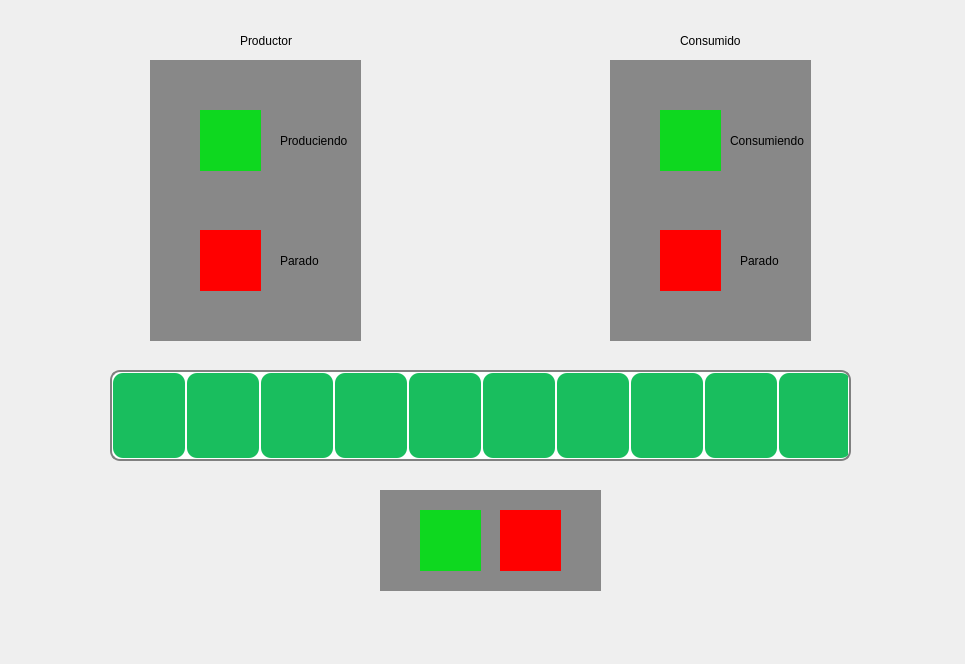
Above: mainWindow.ui from Dario19999/Producer-Consumer before the change. Below: the same form after it.
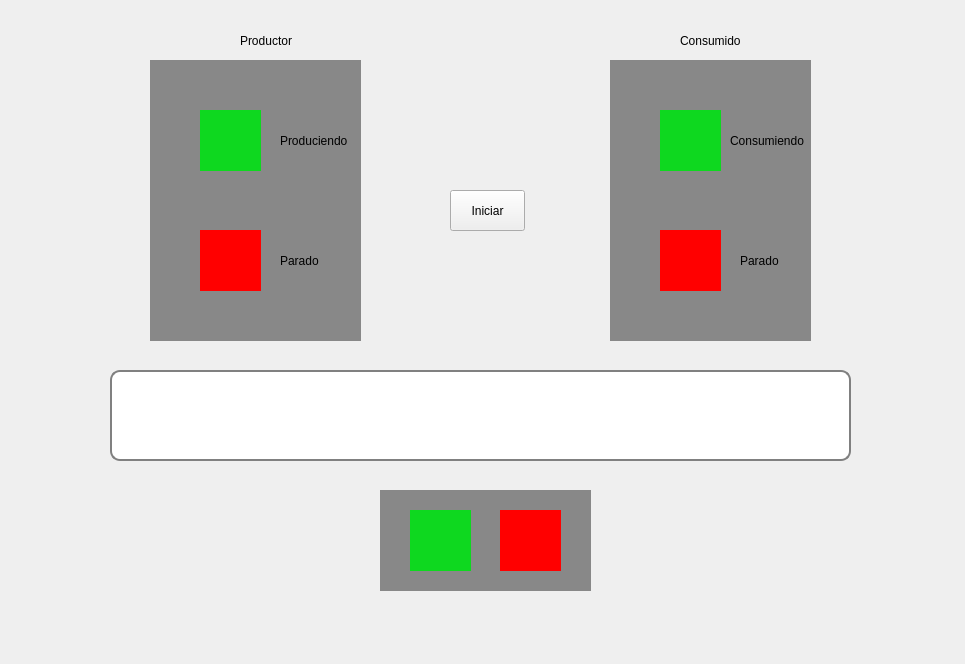
That is the form after the change.

Commit message: producer-consumer works only semaphore UI left

Patch:
```diff
--- a/mainWindow.ui
+++ b/mainWindow.ui
@@ -38,7 +38,7 @@
 }</string>
     </property>
     <property name="value">
-     <number>100</number>
+     <number>0</number>
     </property>
     <property name="textVisible">
      <bool>false</bool>
@@ -244,7 +244,7 @@
      <rect>
       <x>380</x>
       <y>490</y>
-      <width>221</width>
+      <width>211</width>
       <height>101</height>
      </rect>
     </property>
@@ -260,7 +260,7 @@
     <widget class="QGroupBox" name="bufferOn">
      <property name="geometry">
       <rect>
-       <x>40</x>
+       <x>30</x>
        <y>20</y>
        <width>61</width>
        <height>61</height>
@@ -296,6 +296,19 @@
      </property>
     </widget>
    </widget>
+   <widget class="QPushButton" name="iniciar">
+    <property name="geometry">
+     <rect>
+      <x>450</x>
+      <y>190</y>
+      <width>75</width>
+      <height>41</height>
+     </rect>
+    </property>
+    <property name="text">
+     <string>Iniciar</string>
+    </property>
+   </widget>
   </widget>
  </widget>
  <resources/>
```
Left out of the diff: 2 changed lines with no effect on the pictures. The commit also changes 1 other file.
